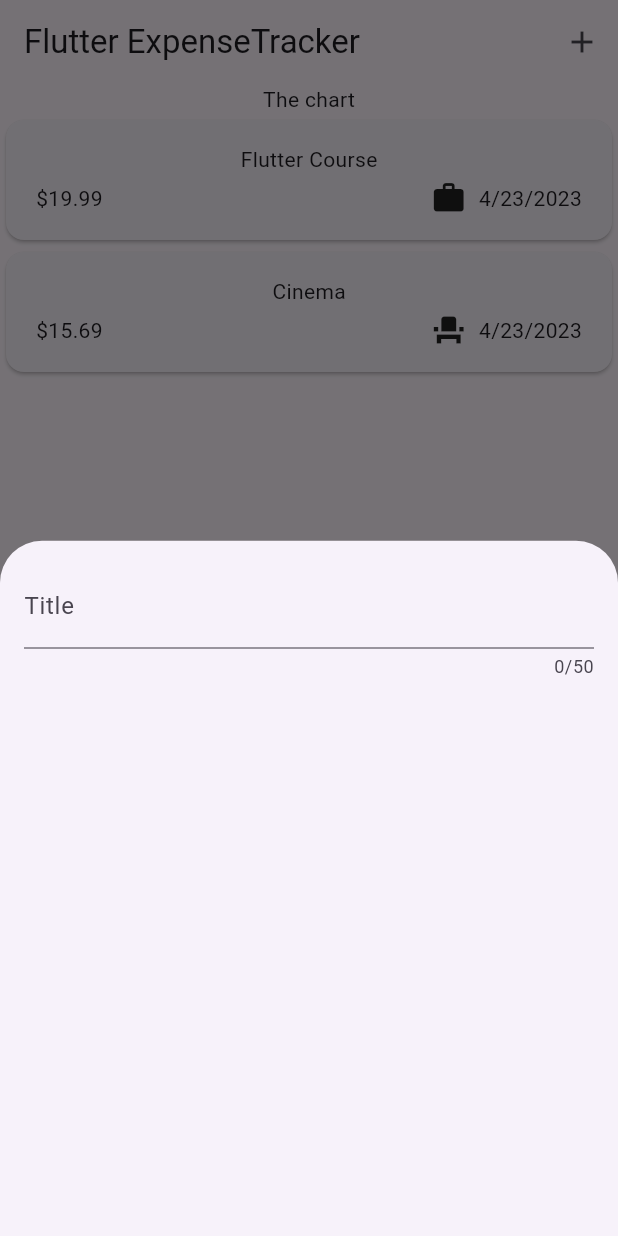
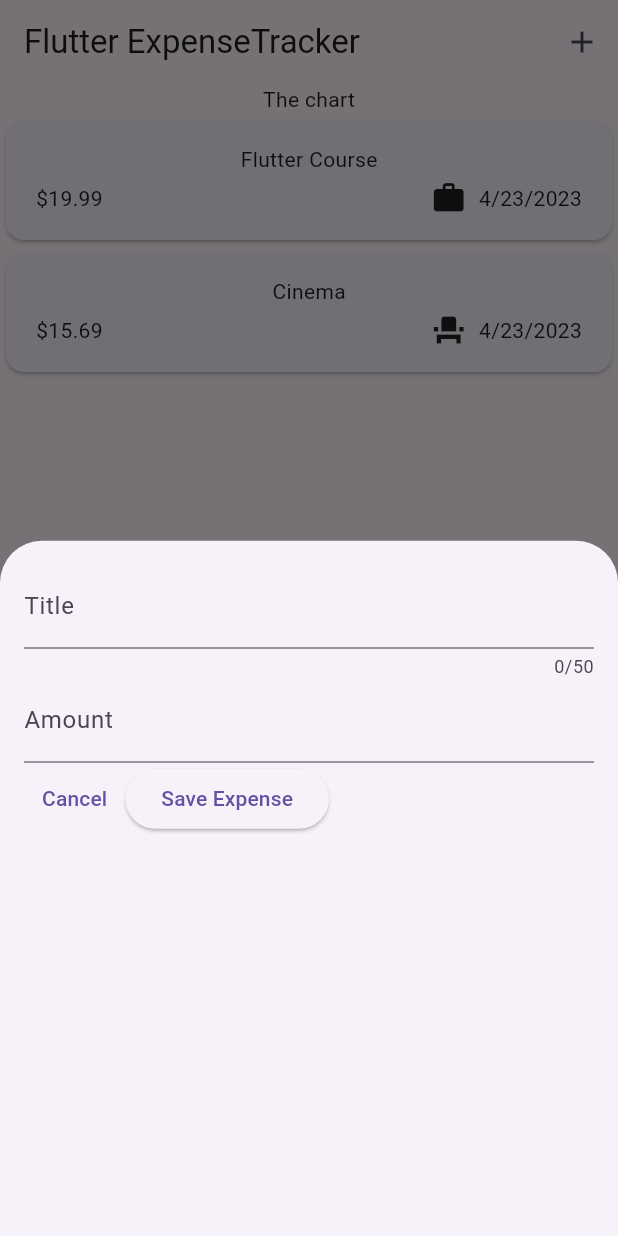
Before and after one commit to Avatbar/Flutter_Expense_Tracker_App, a Flutter app: the screen it shows after launch, after a tap on the "add" icon, on a phone screen of 412 x 824 dp. Run offline on Flutter 3.47's test engine with Material 2 defaults, Android fonts, the phone set to English and light mode, and no system bars.

Commit message:
added in to BottomSheet Amount field

```diff
--- a/lib/widgets/new_expense.dart
+++ b/lib/widgets/new_expense.dart
@@ -8,19 +8,53 @@ class NewExpense extends StatefulWidget {
 }
 
 class _NewExpenseState extends State<NewExpense> {
+  final _titleController = TextEditingController();
+  final _amountController = TextEditingController();
+
+  @override
+  void dispose() {
+    _titleController.dispose();
+    _amountController.dispose();
+    super.dispose();
+  }
+
   @override
   Widget build(BuildContext context) {
     return Padding(
         padding: const EdgeInsets.all(16),
         child: Column(
-          children: const [
+          children: [
             TextField(
+              controller: _titleController,
               maxLength: 50,
-              decoration: InputDecoration(
+              decoration: const InputDecoration(
                 label: Text("Title")
               ),
             ),
-
+            TextField(
+              controller: _amountController,
+              keyboardType: const TextInputType.numberWithOptions(),
+              decoration: const InputDecoration(
+                prefixText: "€ ",
+                  label: Text("Amount"),
+              ),
+            ),
+            Row(
+              children: [
+                TextButton(
+                    onPressed: () {
+                      Navigator.pop(context);
+                    },
+                    child: const Text("Cancel")
+                ),
+                ElevatedButton(
+                    onPressed: () {
+                      print(_titleController.text);
+                      print(_amountController.text);
+                    },
+                    child: const Text("Save Expense")
+                )
+            ],)
           ],
         ),
     );
```
